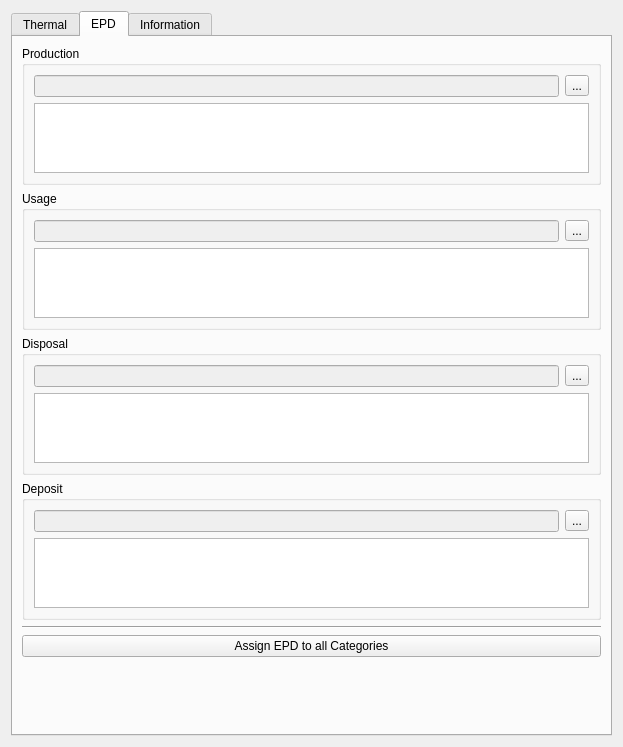
Above: SIM-VICUS/src/SVDBMaterialEditWidget.ui from ghorwin/SIM-VICUS before the change. Below: the same form after it.
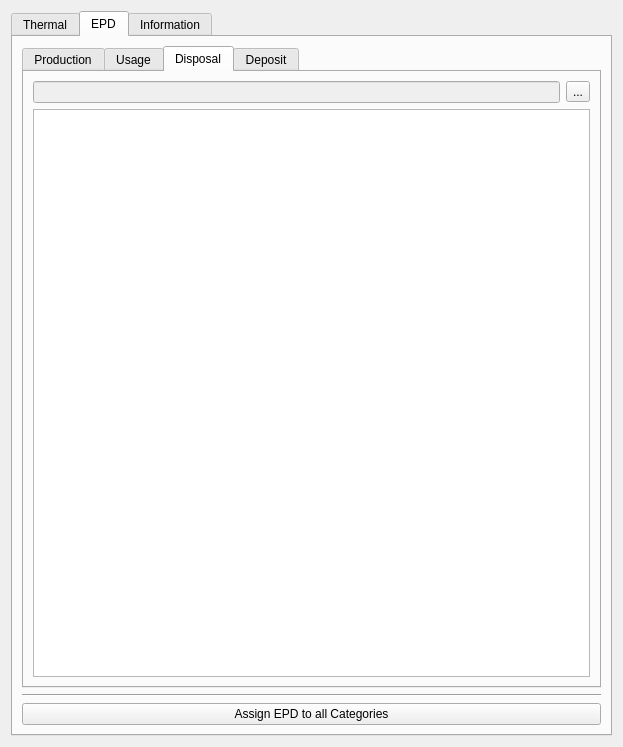
That is the form after the change. The open tabs and pages were chosen to show the change. Custom widgets are drawn as their Qt base class.

Commit message: Overhaul Material DB Dialog for EPD Data

Patch:
```diff
--- a/SIM-VICUS/src/SVDBMaterialEditWidget.ui
+++ b/SIM-VICUS/src/SVDBMaterialEditWidget.ui
@@ -145,81 +145,23 @@
        <string>EPD</string>
       </attribute>
       <layout class="QGridLayout" name="gridLayout_6">
-       <item row="6" column="0" colspan="4">
+       <item row="3" column="0" colspan="2">
         <widget class="QPushButton" name="pushButton">
          <property name="text">
           <string>Assign EPD to all Categories</string>
          </property>
         </widget>
        </item>
-       <item row="4" column="0" colspan="4">
-        <widget class="QGroupBox" name="groupBox_4">
-         <property name="title">
-          <string>Deposit</string>
+       <item row="0" column="0" colspan="2">
+        <widget class="QTabWidget" name="tabWidgetLca">
+         <property name="currentIndex">
+          <number>0</number>
          </property>
-         <layout class="QGridLayout" name="gridLayout_10">
-          <item row="0" column="0">
-           <widget class="QLineEdit" name="lineEditCatD">
-            <property name="enabled">
-             <bool>false</bool>
-            </property>
-           </widget>
-          </item>
-          <item row="0" column="1">
-           <widget class="QToolButton" name="toolButtonSelectCatD">
-            <property name="enabled">
-             <bool>true</bool>
-            </property>
-            <property name="text">
-             <string>...</string>
-            </property>
-           </widget>
-          </item>
-          <item row="1" column="0" colspan="2">
-           <widget class="QTableWidget" name="tableWidgetCatD"/>
-          </item>
-         </layout>
-        </widget>
-       </item>
-       <item row="2" column="0" colspan="4">
-        <widget class="QGroupBox" name="groupBox_3">
-         <property name="title">
-          <string>Disposal</string>
-         </property>
-         <layout class="QGridLayout" name="gridLayout_9">
-          <item row="0" column="0">
-           <widget class="QLineEdit" name="lineEditCatC">
-            <property name="enabled">
-             <bool>false</bool>
-            </property>
-           </widget>
-          </item>
-          <item row="0" column="1">
-           <widget class="QToolButton" name="toolButtonSelectCatC">
-            <property name="text">
-             <string>...</string>
-            </property>
-           </widget>
-          </item>
-          <item row="1" column="0" colspan="2">
-           <widget class="QTableWidget" name="tableWidgetCatC"/>
-          </item>
-         </layout>
-        </widget>
-       </item>
-       <item row="0" column="0" colspan="4">
-        <widget class="QGroupBox" name="groupBoxProduction">
-         <property name="title">
+         <widget class="QWidget" name="production">
+          <attribute name="title">
           <string>Production</string>
-         </property>
-         <layout class="QGridLayout" name="gridLayout_7">
-          <item row="0" column="1">
-           <widget class="QToolButton" name="toolButtonSelectCatA">
-            <property name="text">
-             <string>...</string>
-            </property>
-           </widget>
-          </item>
+          </attribute>
+          <layout class="QGridLayout" name="gridLayout_11">
           <item row="0" column="0">
            <widget class="QLineEdit" name="lineEditCatA">
             <property name="enabled">
@@ -227,18 +169,30 @@
             </property>
            </widget>
           </item>
+           <item row="0" column="1">
+            <widget class="QToolButton" name="toolButtonSelectCatA">
+             <property name="text">
+              <string>...</string>
+             </property>
+            </widget>
+           </item>
           <item row="1" column="0" colspan="2">
-           <widget class="QTableWidget" name="tableWidgetCatA"/>
+            <widget class="QTableWidget" name="tableWidgetCatA">
+             <property name="minimumSize">
+              <size>
+               <width>0</width>
+               <height>300</height>
+              </size>
+             </property>
+            </widget>
           </item>
          </layout>
         </widget>
-       </item>
-       <item row="1" column="0" colspan="4">
-        <widget class="QGroupBox" name="groupBox_2">
-         <property name="title">
+         <widget class="QWidget" name="usage">
+          <attribute name="title">
           <string>Usage</string>
-         </property>
-         <layout class="QGridLayout" name="gridLayout_8">
+          </attribute>
+          <layout class="QGridLayout" name="gridLayout_7">
           <item row="0" column="0">
            <widget class="QLineEdit" name="lineEditCatB">
             <property name="enabled">
@@ -254,25 +208,78 @@
            </widget>
           </item>
           <item row="1" column="0" colspan="2">
-           <widget class="QTableWidget" name="tableWidgetCatB"/>
+            <widget class="QTableWidget" name="tableWidgetCatB">
+             <property name="minimumSize">
+              <size>
+               <width>0</width>
+               <height>100</height>
+              </size>
+             </property>
+            </widget>
           </item>
          </layout>
         </widget>
-       </item>
-       <item row="7" column="1">
-        <spacer name="verticalSpacer_2">
-         <property name="orientation">
-          <enum>Qt::Vertical</enum>
-         </property>
-         <property name="sizeHint" stdset="0">
+         <widget class="QWidget" name="disposal">
+          <attribute name="title">
+           <string>Disposal</string>
+          </attribute>
+          <layout class="QGridLayout" name="gridLayout_12">
+           <item row="0" column="0">
+            <widget class="QLineEdit" name="lineEditCatC">
+             <property name="enabled">
+              <bool>false</bool>
+             </property>
+            </widget>
+           </item>
+           <item row="0" column="1">
+            <widget class="QToolButton" name="toolButtonSelectCatC">
+             <property name="text">
+              <string>...</string>
+             </property>
+            </widget>
+           </item>
+           <item row="1" column="0" colspan="2">
+            <widget class="QTableWidget" name="tableWidgetCatC">
+             <property name="minimumSize">
           <size>
-           <width>20</width>
-           <height>510</height>
-          </size>
-         </property>
-        </spacer>
-       </item>
-       <item row="5" column="0" colspan="4">
+               <width>0</width>
+               <height>100</height>
+              </size>
+             </property>
+            </widget>
+           </item>
+          </layout>
+         </widget>
+         <widget class="QWidget" name="deposit">
+          <attribute name="title">
+           <string>Deposit</string>
+          </attribute>
+          <layout class="QGridLayout" name="gridLayout_13">
+           <item row="0" column="0">
+            <widget class="QLineEdit" name="lineEditCatD">
+             <property name="enabled">
+              <bool>false</bool>
+             </property>
+            </widget>
+           </item>
+           <item row="0" column="1">
+            <widget class="QToolButton" name="toolButtonSelectCatD">
+             <property name="enabled">
+              <bool>true</bool>
+             </property>
+             <property name="text">
+              <string>...</string>
+             </property>
+            </widget>
+           </item>
+           <item row="1" column="0" colspan="2">
+            <widget class="QTableWidget" name="tableWidgetCatD"/>
+           </item>
+          </layout>
+         </widget>
+        </widget>
+       </item>
+       <item row="2" column="0" colspan="2">
         <widget class="Line" name="line">
          <property name="orientation">
           <enum>Qt::Horizontal</enum>
```
Lines whose indentation alone changed are shown as unchanged. The commit also changes 2 other files.
